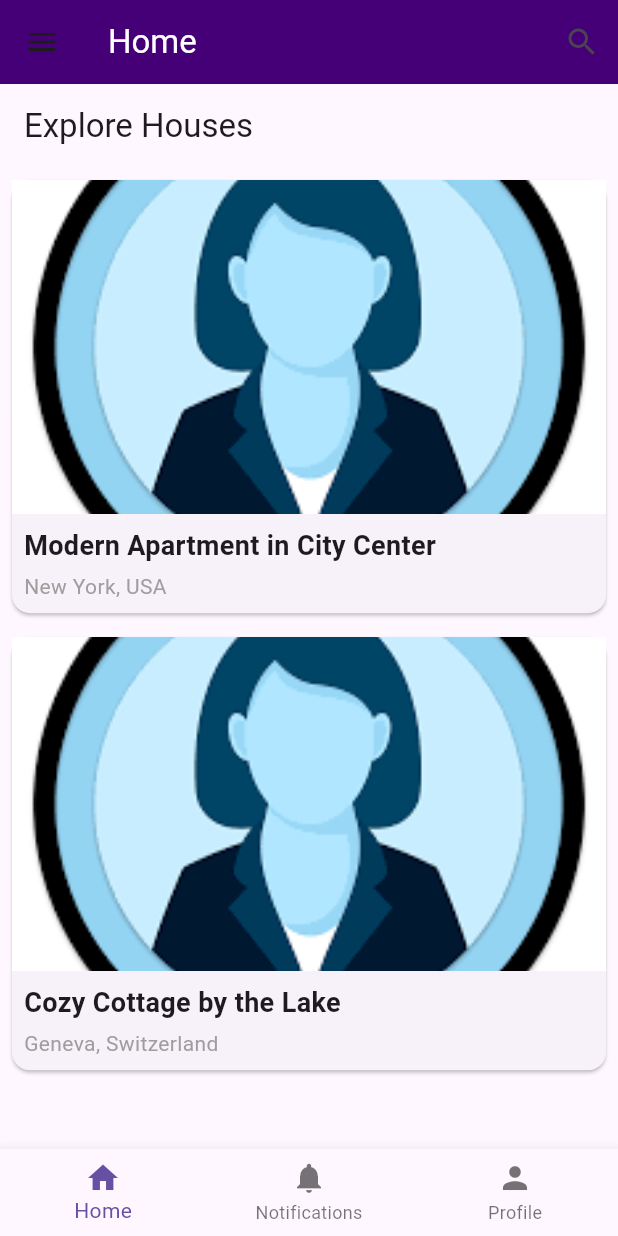
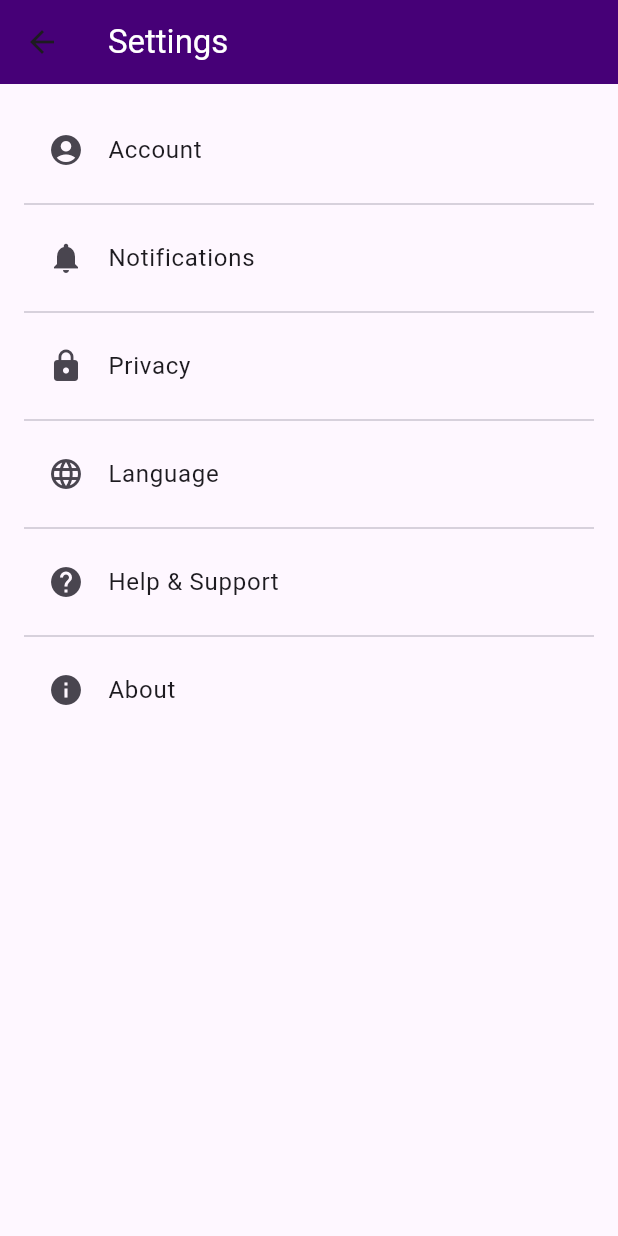
Before and after one commit to Group-29-RentalHub/Rental-hub, a Flutter app: the screen it shows after launch, in the side drawer, after a tap on "Settings", on a phone screen of 412 x 824 dp. Run offline on Flutter 3.47's test engine with Material 3 defaults, Android fonts, the phone set to English and light mode, and no system bars.

Commit message:
settings and about

```diff
--- a/rentalhub/lib/main.dart
+++ b/rentalhub/lib/main.dart
@@ -2,6 +2,8 @@ import 'package:flutter/material.dart';
 import 'package:rentalhub/user/notifications.dart'; // Import your NotificationHistoryPage
 import 'package:rentalhub/user/profile.dart'; // Import your Profile page
 import 'package:rentalhub/layout/home.dart'; // Import your Home page
+import 'package:rentalhub/about/about.dart'; // Import your About page
+import 'package:rentalhub/settings/settings.dart'; // Import your Settings page
 
 void main() {
   runApp(RentalHub());
@@ -14,14 +16,14 @@ class RentalHub extends StatelessWidget {
       title: 'Rental Hub',
       theme: ThemeData(
         primarySwatch: Colors.blue,
-
       ),
-
       initialRoute: '/',
       routes: {
         '/': (context) => MainPage(),
         '/notifications': (context) => NotificationHistoryPage(),
         '/profile': (context) => Profile(),
+        '/about': (context) => AboutPage(), // Add the AboutPage route
+        '/settings': (context) => SettingsPage(), // Add the SettingsPage route
       },
     );
   }
@@ -40,6 +42,7 @@ class _MainPageState extends State<MainPage> {
     HomePage(),
     NotificationHistoryPage(),
     Profile(),
+    SettingsPage(), // Add the SettingsPage to the list
   ];
 
   void _onTabTapped(int index) {
@@ -66,6 +69,11 @@ class _MainPageState extends State<MainPage> {
           _title = 'Profile';
         });
         break;
+      case 3:
+        setState(() {
+          _title = 'Settings';
+        });
+        break;
       default:
         setState(() {
           _title = 'Home';
@@ -77,17 +85,15 @@ class _MainPageState extends State<MainPage> {
   Widget build(BuildContext context) {
     return Scaffold(
       appBar: AppBar(
-        backgroundColor: Color.fromRGBO(70, 0, 119, 1) ,
-        title: Text(_title, style: TextStyle(
-          color: Colors.white
-        ),),
-
+        backgroundColor: Color.fromRGBO(70, 0, 119, 1),
+        title: Text(
+          _title,
+          style: TextStyle(color: Colors.white),
+        ),
         actions: [
           IconButton(
             icon: Icon(Icons.search),
-            onPressed: () {
-
-            },
+            onPressed: () {},
           ),
         ],
       ),
@@ -127,7 +133,8 @@ class _MainPageState extends State<MainPage> {
                   Navigator.pop(context); // Close the drawer before navigating
                   setState(() {
                     _currentIndex = 2;
-                  _title = 'Profile'; // Update title when navigating from drawer
+                    _title =
+                        'Profile'; // Update title when navigating from drawer
                   });
                 },
               ),
@@ -135,14 +142,16 @@ class _MainPageState extends State<MainPage> {
                 leading: const Icon(Icons.settings),
                 title: const Text('Settings'),
                 onTap: () {
-                Navigator.pop(context);
+                  Navigator.pop(context); // Close the drawer before navigating
+                  Navigator.pushNamed(context, '/settings'); // Navigate to SettingsPage
                 },
               ),
               ListTile(
                 leading: const Icon(Icons.info),
                 title: const Text('About'),
                 onTap: () {
-                Navigator.pop(context);
+                  Navigator.pop(context); // Close the drawer before navigating
+                  Navigator.pushNamed(context, '/about'); // Navigate to AboutPage
                 },
               ),
               ListTile(
--- /dev/null
+++ b/rentalhub/lib/settings/settings.dart
@@ -0,0 +1,68 @@
+import 'package:flutter/material.dart';
+
+class SettingsPage extends StatelessWidget {
+  @override
+  Widget build(BuildContext context) {
+    return Scaffold(
+      appBar: AppBar(
+        title: Text(
+          'Settings',
+          style: TextStyle(color: Colors.white),
+        ),
+        backgroundColor: Color.fromRGBO(70, 0, 119, 1),
+      ),
+      body: ListView(
+        padding: const EdgeInsets.all(16.0),
+        children: [
+          ListTile(
+            leading: Icon(Icons.account_circle),
+            title: Text('Account'),
+            onTap: () {
+              // Navigate to account settings
+            },
+          ),
+          Divider(),
+          ListTile(
+            leading: Icon(Icons.notifications),
+            title: Text('Notifications'),
+            onTap: () {
+              // Navigate to notification settings
+            },
+          ),
+          Divider(),
+          ListTile(
+            leading: Icon(Icons.lock),
+            title: Text('Privacy'),
+            onTap: () {
+              // Navigate to privacy settings
+            },
+          ),
+          Divider(),
+          ListTile(
+            leading: Icon(Icons.language),
+            title: Text('Language'),
+            onTap: () {
+              // Navigate to language settings
+            },
+          ),
+          Divider(),
+          ListTile(
+            leading: Icon(Icons.help),
+            title: Text('Help & Support'),
+            onTap: () {
+              // Navigate to help and support page
+            },
+          ),
+          Divider(),
+          ListTile(
+            leading: Icon(Icons.info),
+            title: Text('About'),
+            onTap: () {
+              // Navigate to about page
+            },
+          ),
+        ],
+      ),
+    );
+  }
+}
```
Also changed, not shown: rentalhub/lib/about/about.dart (+32 -37 lines). Lines whose indentation alone changed are shown as unchanged.
